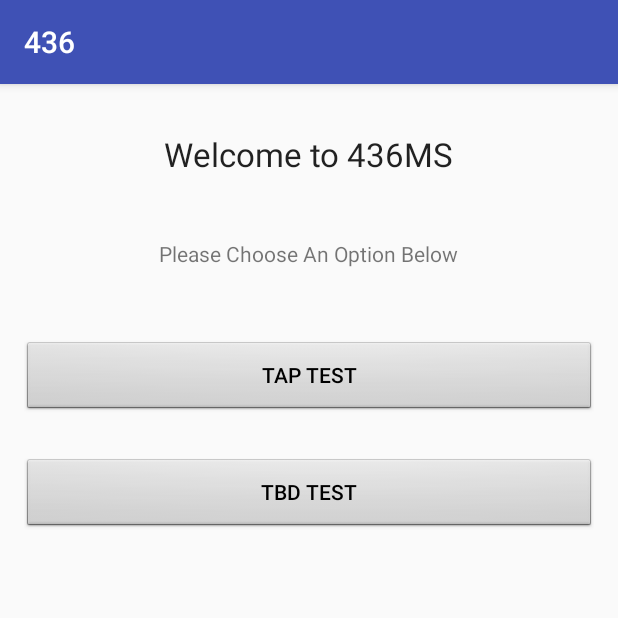
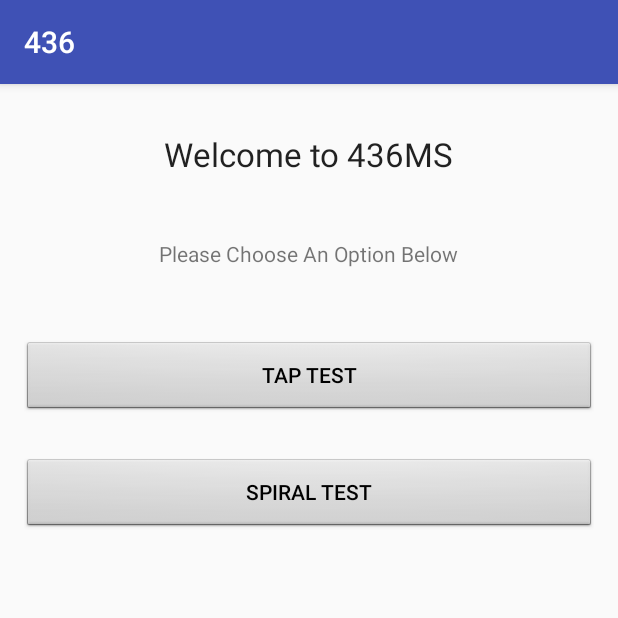
Before and after one commit to bmundt/436, an Android app: the screen it shows after launch (MainActivity), on a phone screen of 412 x 824 dp, the top half of it. Run offline under Robolectric (Android 15) with nearby library versions, the phone set to English and light mode, and no system bars.

Commit message:
added drawing part of spiral test, activity is launched by spiral test button on main screen

```diff
--- a/app/src/main/java/com/example/a436/MainActivity.java
+++ b/app/src/main/java/com/example/a436/MainActivity.java
@@ -18,9 +18,15 @@ public class MainActivity extends AppCompatActivity {
         */
     }
 
-    public void nextScreen(View v)
+    public void tapTest(View v)
     {
         Intent intent = new Intent(MainActivity.this, InstrScreen.class);
         startActivity(intent);
     }
+
+    public void spiralTest(View v)
+    {
+        Intent intent = new Intent(MainActivity.this, DrawingActivity.class);
+        startActivity(intent);
+    }
 }
--- a/app/src/main/res/layout/activity_main.xml
+++ b/app/src/main/res/layout/activity_main.xml
@@ -38,13 +38,13 @@
         android:textAppearance="@style/TextAppearance.AppCompat.Button"
         android:visibility="visible"
         android:elevation="0dp"
-        android:onClick="nextScreen"
+        android:onClick="tapTest"
         android:layout_below="@+id/textView5"
         android:layout_alignParentStart="true"
         android:layout_marginTop="49dp" />
 
     <Button
-        android:text="TBD Test"
+        android:text="Spiral Test"
         android:layout_width="match_parent"
         android:id="@+id/nextbutton"
         android:layout_height="wrap_content"
@@ -52,6 +52,7 @@
         android:textAppearance="@style/TextAppearance.AppCompat.Button"
         android:layout_below="@+id/tapbutton"
         android:layout_alignParentStart="true"
-        android:layout_marginTop="30dp" />
+        android:layout_marginTop="30dp"
+        android:onClick="spiralTest"/>
 
 </RelativeLayout>
--- /dev/null
+++ b/app/src/main/res/values-v21/styles.xml
@@ -0,0 +1,9 @@
+<resources>
+
+    <style name="AppTheme.NoActionBar">
+        <item name="windowActionBar">false</item>
+        <item name="windowNoTitle">true</item>
+        <item name="android:windowDrawsSystemBarBackgrounds">true</item>
+        <item name="android:statusBarColor">@android:color/transparent</item>
+    </style>
+</resources>
--- a/app/src/main/res/values/dimens.xml
+++ b/app/src/main/res/values/dimens.xml
@@ -2,4 +2,5 @@
     <!-- Default screen margins, per the Android Design guidelines. -->
     <dimen name="activity_horizontal_margin">16dp</dimen>
     <dimen name="activity_vertical_margin">16dp</dimen>
+    <dimen name="fab_margin">16dp</dimen>
 </resources>
--- a/app/src/main/res/values/strings.xml
+++ b/app/src/main/res/values/strings.xml
@@ -1,3 +1,4 @@
 <resources>
     <string name="app_name">436</string>
+    <string name="title_activity_drawing">DrawingActivity</string>
 </resources>
--- a/app/src/main/res/values/styles.xml
+++ b/app/src/main/res/values/styles.xml
@@ -8,4 +8,13 @@
         <item name="colorAccent">@color/colorAccent</item>
     </style>
 
+    <style name="AppTheme.NoActionBar">
+        <item name="windowActionBar">false</item>
+        <item name="windowNoTitle">true</item>
+    </style>
+
+    <style name="AppTheme.AppBarOverlay" parent="ThemeOverlay.AppCompat.Dark.ActionBar" />
+
+    <style name="AppTheme.PopupOverlay" parent="ThemeOverlay.AppCompat.Light" />
+
 </resources>
```
Also changed, not shown: app/src/main/AndroidManifest.xml (+6 -1 lines), app/src/main/java/com/example/a436/DrawingActivity.java (added, +64 -0 lines), app/src/main/java/com/example/a436/DrawingView.java (added, +77 -0 lines), app/src/main/res/layout/activity_drawing.xml (added, +47 -0 lines).
